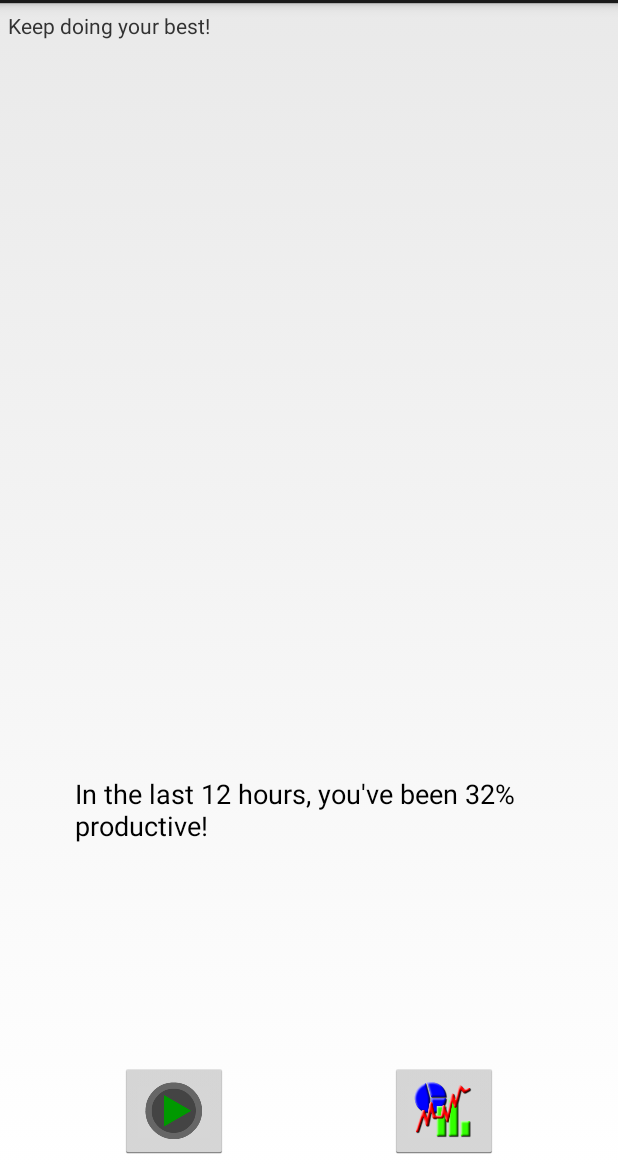
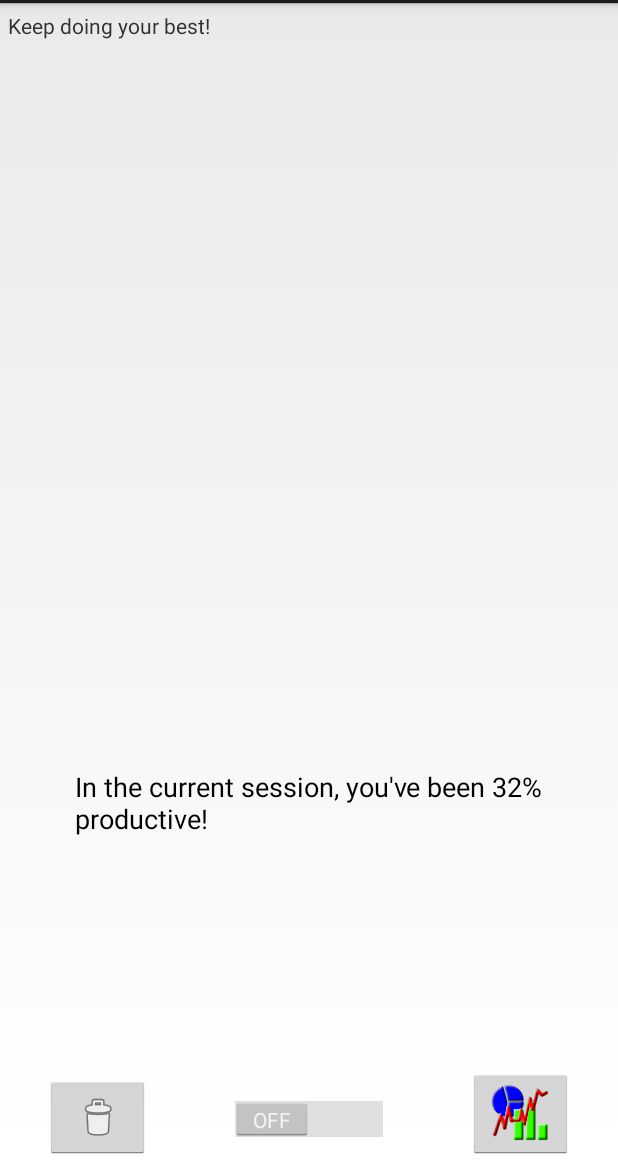
Before and after one commit to psybuzz/Where-Did-the-Time-Go, an Android app: the layout fragment_first_tab.xml on its own in the app's theme, with its tools: preview values and no code run, on a phone screen of 412 x 824 dp, the part 69-1236 px from its top. Run offline under Robolectric (Android 15) with nearby library versions, the phone set to English and light mode, and no system bars.

Commit message:
Replace play button with switch toggle and add clear history button and modify description text

```diff
--- a/app/src/main/res/layout/fragment_first_tab.xml
+++ b/app/src/main/res/layout/fragment_first_tab.xml
@@ -15,39 +15,46 @@
 
 
     <ImageButton
-        android:layout_width="wrap_content"
-        android:layout_height="wrap_content"
+        android:layout_width="70dp"
+        android:layout_height="60dp"
         android:id="@+id/switchGraphButton"
         android:layout_alignParentBottom="true"
         android:layout_alignParentRight="true"
         android:layout_alignParentEnd="true"
         android:src="@drawable/graph"
         android:layout_gravity="right|bottom"
-        android:layout_marginRight="80dp"
-        android:layout_marginBottom="5dp" />
-
-    <ImageButton
-        android:layout_width="wrap_content"
-        android:layout_height="wrap_content"
-        android:id="@+id/playButton"
-        android:layout_alignParentBottom="true"
-        android:layout_centerHorizontal="true"
-        android:src="@drawable/play"
-        android:layout_gravity="left|bottom"
-        android:layout_marginLeft="80dp"
+        android:layout_marginRight="30dp"
         android:layout_marginBottom="5dp" />
 
     <TextView
         android:layout_width="wrap_content"
         android:layout_height="wrap_content"
         android:textAppearance="?android:attr/textAppearanceMedium"
-        android:text="In the last 12 hours, you&apos;ve been 32% productive!"
+        android:text="In the current session, you&apos;ve been 32% productive!"
         android:id="@+id/productivityText"
         android:layout_above="@+id/playButton"
         android:layout_centerHorizontal="true"
         android:layout_gravity="center"
-        android:layout_marginTop="150dp"
+        android:layout_marginTop="145dp"
         android:layout_marginRight="50dp"
         android:layout_marginLeft="50dp" />
 
+    <Switch
+        android:layout_width="wrap_content"
+        android:layout_height="64dp"
+        android:id="@+id/playSwitch"
+        android:layout_gravity="center_horizontal|bottom" />
+
+    <ImageButton
+        android:layout_width="70dp"
+        android:layout_height="55dp"
+        android:id="@+id/clearButton"
+        android:layout_alignParentBottom="true"
+        android:layout_alignParentRight="true"
+        android:layout_alignParentEnd="true"
+        android:src="@android:drawable/ic_menu_delete"
+        android:layout_gravity="left|bottom"
+        android:layout_marginBottom="5dp"
+        android:layout_marginLeft="30dp" />
+
 </FrameLayout>
```
Also changed, not shown: app/src/main/java/wdttg/wheredidthetimego/FirstTabFragment.java (+20 -21 lines).
